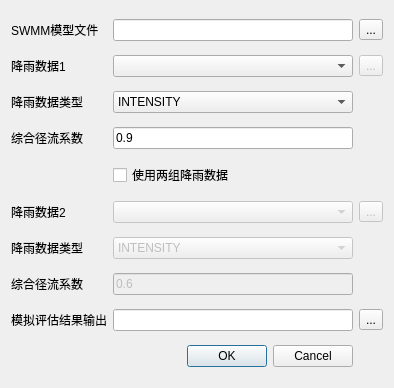
Old version of the form rs_designer/rs_simulate_dialog.ui in the repository Zhiyu014/RS_designer.
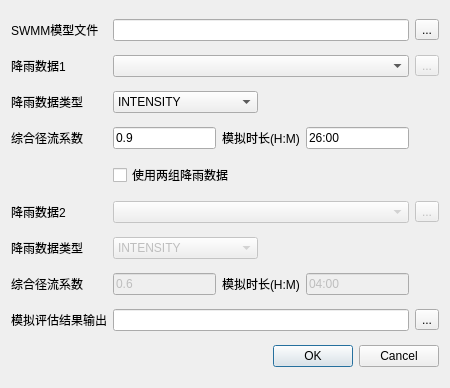
New version of the form.

```diff
--- a/rs_designer/rs_simulate_dialog.ui
+++ b/rs_designer/rs_simulate_dialog.ui
@@ -6,7 +6,7 @@
    <rect>
     <x>0</x>
     <y>0</y>
-    <width>394</width>
+    <width>450</width>
     <height>388</height>
    </rect>
   </property>
@@ -14,40 +14,20 @@
    <string>模型模拟评估</string>
   </property>
   <layout class="QGridLayout" name="gridLayout">
-   <item row="6" column="2">
-    <widget class="QToolButton" name="rainButton_2">
-     <property name="enabled">
-      <bool>false</bool>
-     </property>
+   <item row="0" column="0">
+    <widget class="QLabel" name="label">
      <property name="text">
-      <string>...</string>
+      <string>SWMM模型文件</string>
      </property>
     </widget>
    </item>
-   <item row="3" column="1">
-    <widget class="QLineEdit" name="coeEdit">
-     <property name="text">
-      <string>0.9</string>
-     </property>
-    </widget>
-   </item>
-   <item row="9" column="1">
-    <widget class="QLineEdit" name="outdirEdit"/>
-   </item>
-   <item row="0" column="2">
-    <widget class="QToolButton" name="inputButton">
-     <property name="text">
-      <string>...</string>
-     </property>
-    </widget>
-   </item>
-   <item row="0" column="1">
+   <item row="0" column="1" colspan="4">
     <widget class="QLineEdit" name="lineEdit"/>
    </item>
-   <item row="9" column="0">
-    <widget class="QLabel" name="label_6">
+   <item row="0" column="5">
+    <widget class="QToolButton" name="inputButton">
      <property name="text">
-      <string>模拟评估结果输出</string>
+      <string>...</string>
      </property>
     </widget>
    </item>
@@ -58,24 +38,17 @@
      </property>
     </widget>
    </item>
-   <item row="1" column="1">
+   <item row="1" column="1" colspan="4">
     <widget class="QComboBox" name="comboBox"/>
    </item>
-   <item row="10" column="0" colspan="2">
-    <widget class="QDialogButtonBox" name="buttonBox">
-     <property name="orientation">
-      <enum>Qt::Horizontal</enum>
-     </property>
-     <property name="standardButtons">
-      <set>QDialogButtonBox::Cancel|QDialogButtonBox::Ok</set>
-     </property>
-    </widget>
-   </item>
-   <item row="6" column="1">
-    <widget class="QComboBox" name="comboBox_2">
+   <item row="1" column="5">
+    <widget class="QToolButton" name="rainButton">
      <property name="enabled">
       <bool>false</bool>
      </property>
+     <property name="text">
+      <string>...</string>
+     </property>
     </widget>
    </item>
    <item row="2" column="0">
@@ -85,38 +58,7 @@
      </property>
     </widget>
    </item>
-   <item row="1" column="2">
-    <widget class="QToolButton" name="rainButton">
-     <property name="enabled">
-      <bool>false</bool>
-     </property>
-     <property name="text">
-      <string>...</string>
-     </property>
-    </widget>
-   </item>
-   <item row="8" column="0">
-    <widget class="QLabel" name="label_7">
-     <property name="text">
-      <string>综合径流系数</string>
-     </property>
-    </widget>
-   </item>
-   <item row="9" column="2">
-    <widget class="QToolButton" name="outputButton">
-     <property name="text">
-      <string>...</string>
-     </property>
-    </widget>
-   </item>
-   <item row="7" column="0">
-    <widget class="QLabel" name="label_8">
-     <property name="text">
-      <string>降雨数据类型</string>
-     </property>
-    </widget>
-   </item>
-   <item row="2" column="1">
+   <item row="2" column="1" colspan="2">
     <widget class="QComboBox" name="typeBox">
      <item>
       <property name="text">
@@ -135,28 +77,6 @@
      </item>
     </widget>
    </item>
-   <item row="7" column="1">
-    <widget class="QComboBox" name="typeBox_2">
-     <property name="enabled">
-      <bool>false</bool>
-     </property>
-     <item>
-      <property name="text">
-       <string>INTENSITY</string>
-      </property>
-     </item>
-     <item>
-      <property name="text">
-       <string>VOLUME</string>
-      </property>
-     </item>
-     <item>
-      <property name="text">
-       <string>CUMULATIVE</string>
-      </property>
-     </item>
-    </widget>
-   </item>
    <item row="3" column="0">
     <widget class="QLabel" name="label_4">
      <property name="text">
@@ -164,21 +84,95 @@
      </property>
     </widget>
    </item>
-   <item row="0" column="0">
-    <widget class="QLabel" name="label">
+   <item row="3" column="1">
+    <widget class="QLineEdit" name="coeEdit">
      <property name="text">
-      <string>SWMM模型文件</string>
+      <string>0.9</string>
      </property>
     </widget>
    </item>
-   <item row="6" column="0">
+   <item row="3" column="2" colspan="2">
+    <widget class="QLabel" name="label_9">
+     <property name="text">
+      <string>模拟时长(H:M)</string>
+     </property>
+    </widget>
+   </item>
+   <item row="3" column="4">
+    <widget class="QLineEdit" name="duraEdit">
+     <property name="text">
+      <string>26:00</string>
+     </property>
+    </widget>
+   </item>
+   <item row="4" column="1" colspan="2">
+    <widget class="QCheckBox" name="checkBox">
+     <property name="text">
+      <string>使用两组降雨数据</string>
+     </property>
+    </widget>
+   </item>
+   <item row="5" column="0">
     <widget class="QLabel" name="label_5">
      <property name="text">
       <string>降雨数据2</string>
      </property>
     </widget>
    </item>
-   <item row="8" column="1">
+   <item row="5" column="1" colspan="4">
+    <widget class="QComboBox" name="comboBox_2">
+     <property name="enabled">
+      <bool>false</bool>
+     </property>
+    </widget>
+   </item>
+   <item row="5" column="5">
+    <widget class="QToolButton" name="rainButton_2">
+     <property name="enabled">
+      <bool>false</bool>
+     </property>
+     <property name="text">
+      <string>...</string>
+     </property>
+    </widget>
+   </item>
+   <item row="6" column="0">
+    <widget class="QLabel" name="label_8">
+     <property name="text">
+      <string>降雨数据类型</string>
+     </property>
+    </widget>
+   </item>
+   <item row="6" column="1" colspan="2">
+    <widget class="QComboBox" name="typeBox_2">
+     <property name="enabled">
+      <bool>false</bool>
+     </property>
+     <item>
+      <property name="text">
+       <string>INTENSITY</string>
+      </property>
+     </item>
+     <item>
+      <property name="text">
+       <string>VOLUME</string>
+      </property>
+     </item>
+     <item>
+      <property name="text">
+       <string>CUMULATIVE</string>
+      </property>
+     </item>
+    </widget>
+   </item>
+   <item row="7" column="0">
+    <widget class="QLabel" name="label_7">
+     <property name="text">
+      <string>综合径流系数</string>
+     </property>
+    </widget>
+   </item>
+   <item row="7" column="1">
     <widget class="QLineEdit" name="coeEdit_2">
      <property name="enabled">
       <bool>false</bool>
@@ -188,10 +182,47 @@
      </property>
     </widget>
    </item>
-   <item row="5" column="1">
-    <widget class="QCheckBox" name="checkBox">
+   <item row="7" column="2" colspan="2">
+    <widget class="QLabel" name="label_10">
      <property name="text">
-      <string>使用两组降雨数据</string>
+      <string>模拟时长(H:M)</string>
+     </property>
+    </widget>
+   </item>
+   <item row="7" column="4">
+    <widget class="QLineEdit" name="duraEdit_2">
+     <property name="enabled">
+      <bool>false</bool>
+     </property>
+     <property name="text">
+      <string>04:00</string>
+     </property>
+    </widget>
+   </item>
+   <item row="8" column="0">
+    <widget class="QLabel" name="label_6">
+     <property name="text">
+      <string>模拟评估结果输出</string>
+     </property>
+    </widget>
+   </item>
+   <item row="8" column="1" colspan="4">
+    <widget class="QLineEdit" name="outdirEdit"/>
+   </item>
+   <item row="8" column="5">
+    <widget class="QToolButton" name="outputButton">
+     <property name="text">
+      <string>...</string>
+     </property>
+    </widget>
+   </item>
+   <item row="9" column="3" colspan="3">
+    <widget class="QDialogButtonBox" name="buttonBox">
+     <property name="orientation">
+      <enum>Qt::Horizontal</enum>
+     </property>
+     <property name="standardButtons">
+      <set>QDialogButtonBox::Cancel|QDialogButtonBox::Ok</set>
      </property>
     </widget>
    </item>
```
